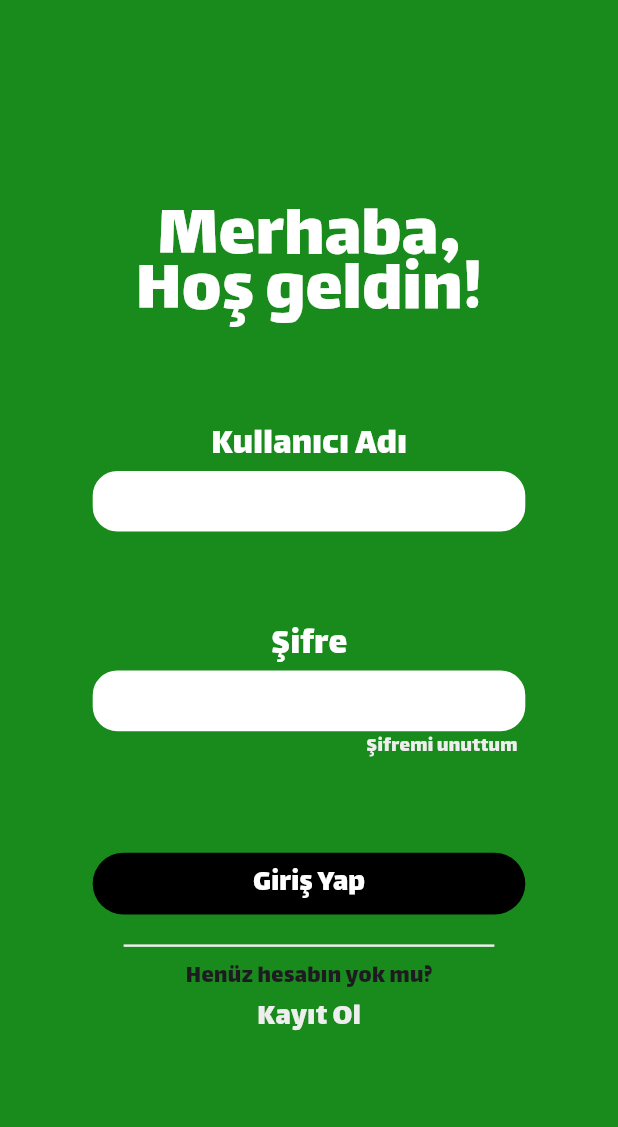
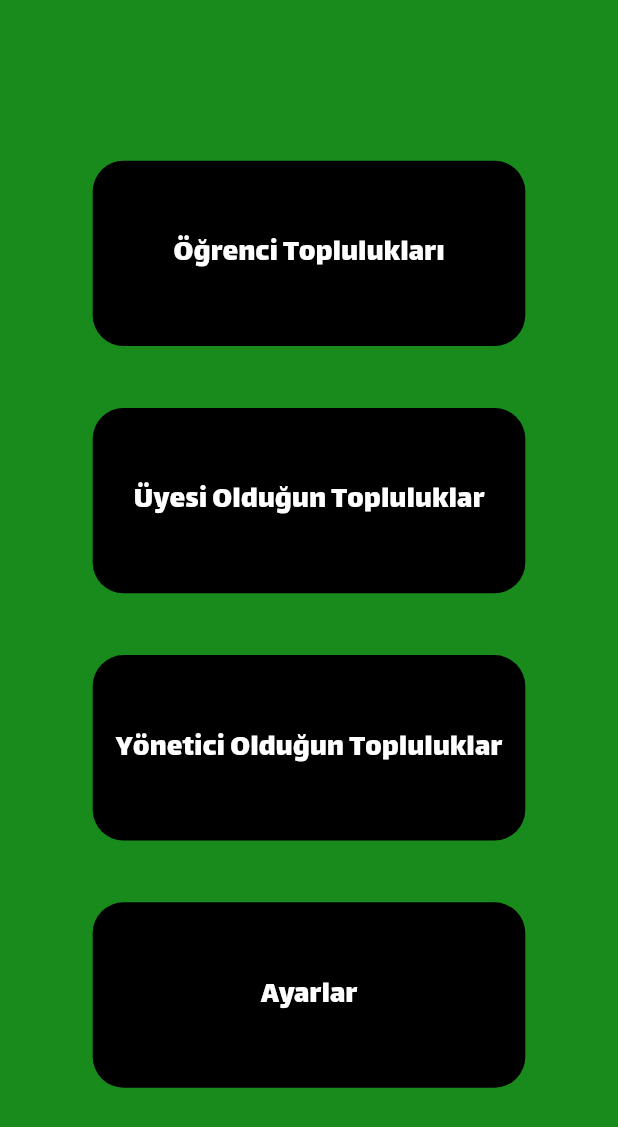
Before and after one commit to eminhologlu/Kulup-Uygulamasi, a Flutter app: the screen it shows after launch, on a phone screen of 412 x 824 dp. Shown: the top 1127 px of the screen. Run offline on Flutter 3.47's test engine with Material 3 defaults, Android fonts, the phone set to English and light mode, and no system bars.

Commit message:
anasayfa eklendi

```diff
--- /dev/null
+++ b/lib/anasayfa.dart
@@ -0,0 +1,53 @@
+import 'package:flutter/cupertino.dart';
+import 'package:flutter/material.dart';
+import 'package:flutter/widgets.dart';
+
+class Anasayfa extends StatefulWidget {
+  const Anasayfa({super.key});
+
+  @override
+  State<Anasayfa> createState() => _AnasayfaState();
+}
+
+class _AnasayfaState extends State<Anasayfa> {
+  @override
+  Widget build(BuildContext context) {
+    return Scaffold(
+      backgroundColor: Color.fromARGB(255, 25, 139, 28),
+      body: Center(
+        child: Column(
+          children: [
+            SizedBox(height: MediaQuery.of(context).size.height*0.13),
+            GestureDetector(
+              onTap: () {},
+              child: buildContainer("Öğrenci Toplulukları")),
+            SizedBox(height: MediaQuery.of(context).size.height*0.05),
+            GestureDetector(
+              onTap: () {},
+              child: buildContainer("Üyesi Olduğun Topluluklar")),
+            SizedBox(height: MediaQuery.of(context).size.height*0.05),
+            GestureDetector(
+              onTap: () {},
+              child: buildContainer("Yönetici Olduğun Topluluklar")),
+            SizedBox(height: MediaQuery.of(context).size.height*0.05),
+            GestureDetector(
+              onTap: () {},
+              child: buildContainer("Ayarlar")),
+          ],
+        ),
+      ),
+    );
+  }
+
+Widget buildContainer(String text){
+  return Container(
+    child: Center(child: Text(text,style: TextStyle(fontSize: MediaQuery.of(context).size.width*0.05, fontFamily: "Lalezar", color: Colors.white),)),
+              height: MediaQuery.of(context).size.height*0.15,
+              width: MediaQuery.of(context).size.width*0.7,
+              decoration: BoxDecoration(
+                borderRadius: BorderRadius.circular(MediaQuery.of(context).size.width*0.05),
+                color: Colors.black
+              ));
+}
+
+}
--- a/lib/main.dart
+++ b/lib/main.dart
@@ -1,7 +1,7 @@
 import 'package:flutter/material.dart';
+import 'package:kulup/anasayfa.dart';
 import 'package:kulup/loading.dart';
 import 'package:kulup/login.dart';
-import 'package:kulup/register.dart';
 
 void main() {
   runApp(const MyApp());
@@ -20,7 +20,7 @@ class MyApp extends StatelessWidget {
           if (snapshot.connectionState == ConnectionState.waiting) {
             return LoadingScreen(); // Bekleme ekranını göster
           } else {
-            return LoginPage(); // Bekleme süresi dolduktan sonra giriş sayfasını göster
+            return Anasayfa(); // Bekleme süresi dolduktan sonra giriş sayfasını göster
           }
         },
       ),
```
